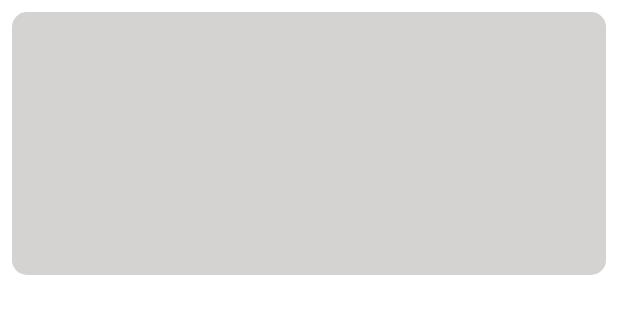
After one commit to farhazulMullick/Gallery-App, an Android app: the layout placeholder_home_layout.xml on its own in the app's theme, with its tools: preview values and no code run, on a phone screen of 412 x 824 dp. The commit adds this screen. Shown: the top 314 px of the screen. Run offline under Robolectric (Android 15) with nearby library versions, the phone set to English and light mode, and no system bars; network calls fail.

Commit message:
Added Shimmer

```diff
--- a/app/build.gradle
+++ b/app/build.gradle
@@ -78,6 +78,7 @@ dependencies {
     kapt "com.google.dagger:hilt-compiler:$hilt_version"
 
     // Shimmer - recycler - view
+    implementation 'com.facebook.shimmer:shimmer:0.5.0'
     implementation "com.todkars:shimmer-recyclerview:$shimmer_recyclerView_version"
 
     // Navigation
--- /dev/null
+++ b/app/src/main/res/drawable/placeholder_background.xml
@@ -0,0 +1,6 @@
+<?xml version="1.0" encoding="utf-8"?>
+<shape xmlns:android="http://schemas.android.com/apk/res/android"
+    android:shape="rectangle">
+    <corners android:radius="10dp"/>
+    <solid android:color="@color/light_gray"/>
+</shape>
--- a/app/src/main/res/layout/fragment_home.xml
+++ b/app/src/main/res/layout/fragment_home.xml
@@ -28,11 +28,14 @@
                 app:layout_constraintStart_toStartOf="parent"
                 app:layout_constraintTop_toTopOf="parent" />
 
-            <androidx.recyclerview.widget.RecyclerView
+            <com.todkars.shimmer.ShimmerRecyclerView
                 android:id="@+id/rv_home"
                 android:layout_width="match_parent"
                 android:layout_height="match_parent"
                 android:layout_marginTop="16dp"
+                android:orientation="vertical"
+                app:shimmer_recycler_layout="@layout/placeholder_home_layout"
+                app:shimmer_recycler_item_count="10"
                 app:layout_constraintBottom_toBottomOf="parent"
                 app:layout_constraintEnd_toEndOf="parent"
                 app:layout_constraintStart_toStartOf="parent"
--- /dev/null
+++ b/app/src/main/res/layout/placeholder_home_layout.xml
@@ -0,0 +1,22 @@
+<?xml version="1.0" encoding="utf-8"?>
+<androidx.constraintlayout.widget.ConstraintLayout
+    xmlns:android="http://schemas.android.com/apk/res/android"
+    xmlns:app="http://schemas.android.com/apk/res-auto"
+    xmlns:tools="http://schemas.android.com/tools"
+    android:layout_width="match_parent"
+    android:layout_height="wrap_content">
+
+    <View
+        android:id="@+id/view"
+        android:layout_width="0dp"
+        android:layout_height="175dp"
+        android:layout_marginStart="8dp"
+        android:layout_marginTop="8dp"
+        android:layout_marginEnd="8dp"
+        android:layout_marginBottom="8dp"
+        android:background="@drawable/placeholder_background"
+        app:layout_constraintBottom_toBottomOf="parent"
+        app:layout_constraintEnd_toEndOf="parent"
+        app:layout_constraintStart_toStartOf="parent"
+        app:layout_constraintTop_toTopOf="parent" />
+</androidx.constraintlayout.widget.ConstraintLayout>
--- a/app/src/main/res/values/colors.xml
+++ b/app/src/main/res/values/colors.xml
@@ -7,4 +7,6 @@
     <color name="teal_700">#FF018786</color>
     <color name="black">#FF000000</color>
     <color name="white">#FFFFFFFF</color>
+
+    <color name="light_gray">#D5D2D2</color>
 </resources>
```
Also changed, not shown: app/src/main/java/com/example/agtgallery/fragment/HomeFragment.kt (+14 -1 lines).
